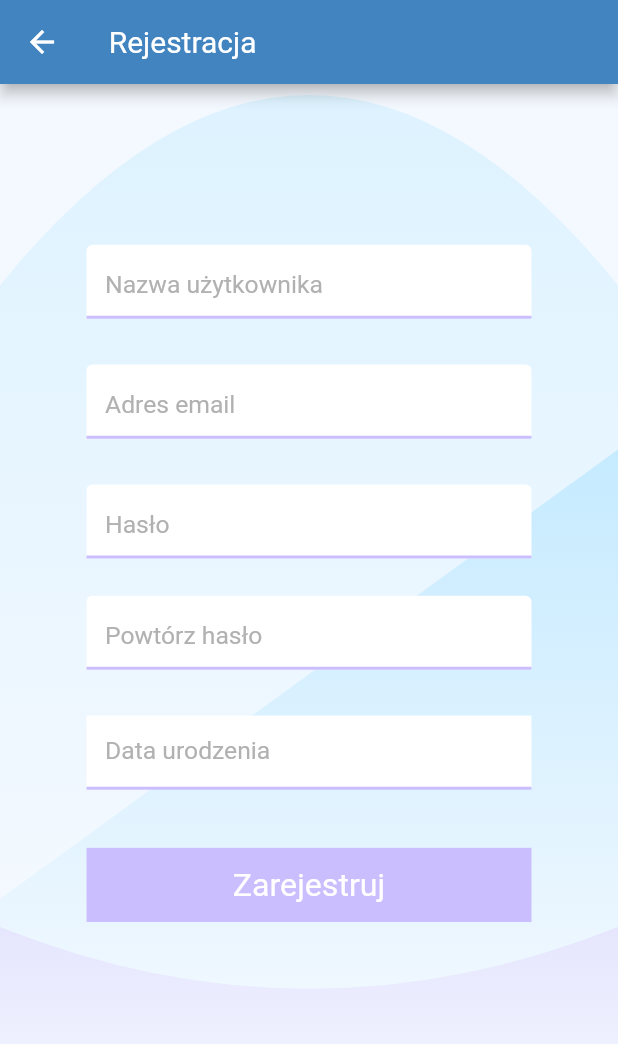
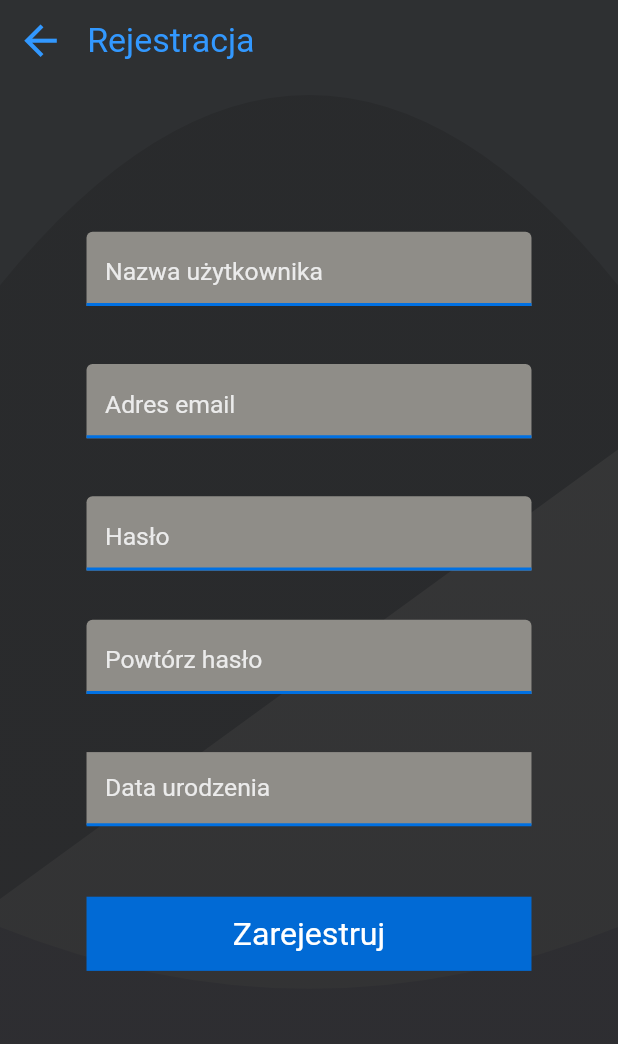
Before and after one commit to CookieDinner/Viroshop, a Flutter app: the RegistrationView screen opened directly, on a phone screen of 412 x 824 dp. Shown: the top 1044 px of the screen. Run offline on Flutter 3.47's test engine with Material 2 defaults, Android fonts, the phone set to English and light mode, and no system bars; our stand-ins replace flutter_spinkit, simple_animations; missing offline and left inert: draggable_scrollbar; statements that could not run were skipped.

Commit message:
Added prototype Stores view
- Added stores view
- Implemented the dark theme (for now the flag is sitting in the main.dart file)
- Fixed some scalling issues
- Small improvements to the routes
- Decreased the logo size

```diff
--- a/PPI_MOBILE/viroshop/lib/CustomWidgets/BackgroundAnimation.dart
+++ b/PPI_MOBILE/viroshop/lib/CustomWidgets/BackgroundAnimation.dart
@@ -3,17 +3,20 @@ import 'package:simple_animations/simple_animations.dart';
 import 'package:viroshop/Utilities/Constants.dart';
 import 'dart:math';
 
+import 'package:viroshop/Utilities/CustomTheme.dart';
+
 class BackgroundAnimation extends StatelessWidget {
   @override
   Widget build(BuildContext context) {
-    return Stack(
+    return Container(
+      child: Stack(
           children : <Widget>[
             AnimatedWave(
               width: MediaQuery.of(context).size.width,
               height: MediaQuery.of(context).size.height / 1.3,
               speed: 0.6,
               offset: pi,
-            color: Constants.backgroundWave3,
+              color: CustomTheme().backgroundWave3,
               a: 1,
               b: 1,
               c: 1,
@@ -23,7 +26,7 @@ class BackgroundAnimation extends StatelessWidget {
               height: MediaQuery.of(context).size.height / 2.2,
               speed: 0.5,
               offset: pi / 2,
-            color: Constants.backgroundWave2,
+              color: CustomTheme().backgroundWave2,
               a: 1,
               b: 1,
               c: 1,
@@ -32,12 +35,13 @@ class BackgroundAnimation extends StatelessWidget {
               width: MediaQuery.of(context).size.width,
               height: MediaQuery.of(context).size.height / 4,
               speed: 0.4,
-            color: Constants.backgroundWave1,
+              color: CustomTheme().backgroundWave1,
               a: 1,
               b: 1,
               c: 1,
             ),
           ]
+      ),
     );
   }
 }
@@ -99,11 +103,11 @@ class CurvePainter extends CustomPainter {
       end: Alignment.bottomCenter,
       colors: [
         waveColor,
-        Constants.weirdWhite,
+        CustomTheme().waveBottom,
       ],
     ).createShader(Rect.fromCircle(
-      center: Offset(0.0, 0.0),
-      radius: height / 1.5,
+      center: Offset(0, 1),
+      radius: 1000,
     ));
     final path = Path();
 
--- /dev/null
+++ b/PPI_MOBILE/viroshop/lib/CustomWidgets/CustomAppBar.dart
@@ -0,0 +1,46 @@
+import 'package:flutter/material.dart';
+import 'package:viroshop/Utilities/Constants.dart';
+import 'package:viroshop/Utilities/CustomTheme.dart';
+import 'package:viroshop/Utilities/Util.dart';
+
+class CustomAppBar extends StatelessWidget{
+  final String title;
+  final bool withBackButton;
+
+  CustomAppBar(this.title, {this.withBackButton = true});
+
+  @override
+  Widget build(BuildContext context) {
+    final mediaSize = Util.getDimensions(context);
+    final buttonSize = mediaSize.height * 27 / mediaSize.width;
+
+    return Container(
+      width: mediaSize.width,
+      child: Row(
+        children: [
+          withBackButton ? Container(
+            height: buttonSize,
+            width: buttonSize,
+            child: FlatButton(
+              padding: EdgeInsets.all(0),
+              onPressed: () => Navigator.pop(context),
+              child: Icon(
+                Icons.arrow_back_sharp,
+                size: buttonSize * 0.6,
+                color: CustomTheme().appBarTheme,)
+            ),
+          ) : Container(height: buttonSize,width: mediaSize.width * 0.04,),
+          withBackButton ? SizedBox(width: mediaSize.width * 0.01,) :
+            SizedBox(width: 0,),
+          Text(
+            title,
+            style: TextStyle(
+              fontSize: mediaSize.width * Constants.appBarFontSize,
+              color: CustomTheme().appBarTheme,
+            ),
+          )
+        ],
+      ),
+    );
+  }
+}
--- a/PPI_MOBILE/viroshop/lib/CustomWidgets/CustomTextFormField.dart
+++ b/PPI_MOBILE/viroshop/lib/CustomWidgets/CustomTextFormField.dart
@@ -1,5 +1,6 @@
 import 'package:flutter/material.dart';
 import 'package:viroshop/Utilities/Constants.dart';
+import 'package:viroshop/Utilities/CustomTheme.dart';
 
 class CustomTextFormField extends StatefulWidget {
   final TextEditingController controller;
@@ -35,11 +36,14 @@ class CustomTextFormFieldState extends State<CustomTextFormField>{
       child: TextFormField(
         controller: widget.controller,
         textInputAction: widget.textInputAction,
-        cursorColor: Constants.accentPlus,
+        cursorColor: CustomTheme().accentPlus,
         obscureText: widget.shouldObfuscate,
         decoration: InputDecoration(
+          border: OutlineInputBorder(
+            borderRadius: BorderRadius.all(Radius.circular(0.0))
+          ),
           filled: true,
-          fillColor: Colors.white,
+          fillColor: CustomTheme().textBackground,
           contentPadding: EdgeInsets.fromLTRB(
               mediaSize.width * 0.03,
               0,
@@ -49,29 +53,29 @@ class CustomTextFormFieldState extends State<CustomTextFormField>{
           alignLabelWithHint: true,
           labelText: widget.label, hintText: widget.label,
           hintStyle: TextStyle(
-            color: Constants.labelText,
+            color: CustomTheme().labelText,
             fontSize: mediaSize.width * Constants.labelFontSize,
           ),
           labelStyle: TextStyle(
-            color: Constants.labelText,
+            color: CustomTheme().labelText,
             fontSize: mediaSize.width * Constants.labelFontSize,
             fontWeight: FontWeight.w400
           ),
           enabledBorder: UnderlineInputBorder(
               borderSide: BorderSide(
-                color: Constants.accent,
+                color: CustomTheme().accent,
                 width: 2,
               )
           ),
           focusedBorder: UnderlineInputBorder(
               borderSide: BorderSide(
-                color: Constants.accentPlus,
+                color: CustomTheme().accentPlus,
                 width: 2,
               )
           )
         ),
         style: TextStyle(
-            color: Constants.standardText,
+            color: CustomTheme().standardText,
             fontSize: mediaSize.height * 0.022,
             fontWeight: FontWeight.w400,
         ),
--- a/PPI_MOBILE/viroshop/lib/CustomWidgets/SpinnerButton.dart
+++ b/PPI_MOBILE/viroshop/lib/CustomWidgets/SpinnerButton.dart
@@ -1,6 +1,7 @@
 import 'package:flutter/material.dart';
 import 'package:flutter_spinkit/flutter_spinkit.dart';
 import 'package:viroshop/Utilities/Constants.dart';
+import 'package:viroshop/Utilities/CustomTheme.dart';
 
   class Button extends StatelessWidget{
     final String label;
@@ -13,7 +14,7 @@ import 'package:viroshop/Utilities/Constants.dart';
       return Container(
         width: double.infinity,
         height: mediaSize.height * 0.06,
-        color: Constants.accent,
+        color: CustomTheme().buttonColor,
         child: FlatButton(
           onPressed: () => fun(),
           child: Text(label,style: TextStyle(fontSize: mediaSize.height * 0.026, color: Colors.white, fontWeight: FontWeight.w400),),
@@ -34,7 +35,7 @@ import 'package:viroshop/Utilities/Constants.dart';
       return Container(
         height: MediaQuery.of(context).size.height * 0.06,
         child: SpinKitFadingCube(
-          color: Constants.accent,
+          color: CustomTheme().buttonColor,
           size: MediaQuery.of(context).size.width * 0.09,
           controller: AnimationController(
             vsync: provider, duration: const Duration(milliseconds: 1500)
--- a/PPI_MOBILE/viroshop/lib/Utilities/Constants.dart
+++ b/PPI_MOBILE/viroshop/lib/Utilities/Constants.dart
@@ -8,17 +8,38 @@ class Constants{
   static const Color backgroundWave1 = Color.fromRGBO(215, 210, 252, 1);
   static const Color backgroundWave2 = Color.fromRGBO(186, 231, 255, 1);
   static const Color backgroundWave3 = Color.fromRGBO(209, 239, 255, 1);
-  static const Color weirdWhite = Color.fromRGBO(244, 249, 255, 1);
-  static const Color appBarTheme = Color.fromRGBO(66, 132, 192, 1);
-  static const Color accent = Color.fromRGBO(203, 190, 255, 1);
-  static const Color accentPlus = Color.fromRGBO(172, 151, 252, 1);
+  static const Color waveBottom = Color.fromRGBO(244, 249, 255, 1);
+  static const Color appBarTheme = Color.fromRGBO(1, 106, 213, 1);
+  static const Color accent = Color.fromRGBO(63, 147, 232, 1);
+  static const Color accentPlus = Color.fromRGBO(0, 106, 213, 1);
   static const Color standardText = Colors.black;
-  static const Color accentText = Color.fromRGBO(255, 132, 93, 1);
+  static const Color accentText = Color.fromRGBO(0, 112, 226, 0.75);
   static const Color labelText = Color.fromRGBO(177, 177, 177, 1);
+  static const Color textBackground = Colors.white;
+  static const Color popupBackground = Color.fromRGBO(244, 249, 255, 1);
+  static const Color buttonColor = Color.fromRGBO(1, 106, 213, 1);
+  static const Color cardColor = Color.fromRGBO(0, 112, 226, 0.15);
+
+  static const Color darkBackground = Color.fromRGBO(46, 48, 50, 1);
+  static const Color darkBackgroundWave1 = Color.fromRGBO(45, 45, 51, 0.7);
+  static const Color darkBackgroundWave2 = Color.fromRGBO(59, 60, 60, 1);
+  static const Color darkBackgroundWave3 = Color.fromRGBO(31, 33, 34, 0.2);
+  static const Color darkWaveBottom = Color.fromRGBO(45, 45, 47, 1);
+  static const Color darkAppBarTheme = Color.fromRGBO(50, 152, 255, 1);
+  static const Color darkAccent = Color.fromRGBO(0, 112, 226, 1);
+  static const Color darkAccentPlus = Color.fromRGBO(0, 160, 255, 1);
+  static const Color darkStandardText = Colors.white;
+  static const Color darkAccentText = Color.fromRGBO(31, 142, 255, 1);
+  static const Color darkLabelText = Color.fromRGBO(235, 235, 235, 1);
+  static const Color darkTextBackground = Color.fromRGBO(143, 141, 136, 1);
+  static const Color darkPopupBackground = Color.fromRGBO(155, 155, 155, 1);
+  static const Color darkButtonColor = Color.fromRGBO(1, 106, 213, 1);
+  static const Color darkCardColor = Color.fromRGBO(50, 152, 255, 0.18);
 
   static const double labelFontSize = 0.04;
   static const double accentFontSize = 0.037;
   static const double alertLabelFontSize = 0.03;
+  static const double appBarFontSize = 0.055;
 
   static int timeOutTime = 7;
 
--- /dev/null
+++ b/PPI_MOBILE/viroshop/lib/Utilities/CustomTheme.dart
@@ -0,0 +1,48 @@
+import 'package:flutter/material.dart';
+import 'package:viroshop/Utilities/Constants.dart';
+
+class CustomTheme{
+  static final CustomTheme data = CustomTheme._internal();
+  factory CustomTheme(){
+    return data;
+  }
+  CustomTheme._internal();
+
+  bool isDark = false;
+
+  Color background;
+  Color backgroundWave1;
+  Color backgroundWave2;
+  Color backgroundWave3;
+  Color waveBottom;
+  Color appBarTheme;
+  Color accent;
+  Color accentPlus;
+  Color standardText;
+  Color accentText;
+  Color labelText;
+  Color textBackground;
+  Color popupBackground;
+  Color buttonColor;
+  Color cardColor;
+
+  void setTheme(bool theme){
+    this.isDark = !theme;
+    this.background = theme ? Constants.background : Constants.darkBackground;
+    this.backgroundWave1 = theme ? Constants.backgroundWave1 : Constants.darkBackgroundWave1;
+    this.backgroundWave2 = theme ? Constants.backgroundWave2 : Constants.darkBackgroundWave2;
+    this.backgroundWave3 = theme ? Constants.backgroundWave3 : Constants.darkBackgroundWave3;
+    this.waveBottom = theme ? Constants.waveBottom : Constants.darkWaveBottom;
+    this.appBarTheme = theme ? Constants.appBarTheme : Constants.darkAppBarTheme;
+    this.accent = theme ? Constants.accent : Constants.darkAccent;
+    this.accentPlus = theme ? Constants.accentPlus : Constants.darkAccentPlus;
+    this.standardText = theme ? Constants.standardText : Constants.darkStandardText;
+    this.accentText = theme ? Constants.accentText : Constants.darkAccentText;
+    this.labelText = theme ? Constants.labelText : Constants.darkLabelText;
+    this.textBackground = theme ? Constants.textBackground : Constants.darkTextBackground;
+    this.popupBackground = theme ? Constants.popupBackground : Constants.darkPopupBackground;
+    this.buttonColor = theme ? Constants.buttonColor : Constants.darkButtonColor;
+    this.cardColor = theme ? Constants.cardColor : Constants.darkCardColor;
+  }
+
+}
--- a/PPI_MOBILE/viroshop/lib/Utilities/Data.dart
+++ b/PPI_MOBILE/viroshop/lib/Utilities/Data.dart
@@ -11,5 +11,4 @@ class Data{
   //Za pomocą loginKey będą autoryzowane wszystkie późniejsze requesty
   String loginKey = "";
 
-
 }
--- /dev/null
+++ b/PPI_MOBILE/viroshop/lib/Utilities/Util.dart
@@ -0,0 +1,14 @@
+import 'package:flutter/material.dart';
+
+class Util{
+  Util();
+  static Size getDimensions(BuildContext context){
+    return Size(
+        MediaQuery.of(context).size.width -
+            MediaQuery.of(context).padding.left -
+            MediaQuery.of(context).padding.right,
+        MediaQuery.of(context).size.height -
+            MediaQuery.of(context).padding.top -
+            MediaQuery.of(context).padding.bottom);
+  }
+}
--- a/PPI_MOBILE/viroshop/lib/Views/RegistrationView.dart
+++ b/PPI_MOBILE/viroshop/lib/Views/RegistrationView.dart
@@ -3,10 +3,13 @@ import 'package:flutter/material.dart';
 import 'package:intl/intl.dart';
 import 'package:viroshop/CustomWidgets/BackgroundAnimation.dart';
 import 'package:viroshop/CustomWidgets/CustomAlerts.dart';
+import 'package:viroshop/CustomWidgets/CustomAppBar.dart';
 import 'package:viroshop/CustomWidgets/CustomTextFormField.dart';
 import 'package:viroshop/Utilities/Constants.dart';
+import 'package:viroshop/Utilities/CustomTheme.dart';
 import 'package:viroshop/Utilities/Requests.dart';
 import 'package:viroshop/CustomWidgets/SpinnerButton.dart';
+import 'package:viroshop/Utilities/Util.dart';
 
 class RegistrationView extends StatefulWidget {
   @override
@@ -187,27 +190,22 @@ class _RegistrationViewState extends State<RegistrationView> with TickerProvider
 
   @override
   Widget build(BuildContext context) {
-    var mediaSize = MediaQuery.of(context).size;
+    final mediaSize = Util.getDimensions(context);
     return SafeArea(
         child: Scaffold(
-            appBar: AppBar(
-              title: const Text("Rejestracja", style: TextStyle(fontWeight: FontWeight.w400),),
-              titleSpacing: mediaSize.width * 0.04,
-              backgroundColor: Constants.appBarTheme,
-            ),
-            backgroundColor: Constants.background,
-            body: Stack(
-              children: [
-                BackgroundAnimation(),
-                Container(
-                  height: mediaSize.height,
-                  width: mediaSize.width,
-                  child: SingleChildScrollView(
-                    physics: AlwaysScrollableScrollPhysics(),
-                    child: Column(
+            backgroundColor: CustomTheme().background,
+            body: SingleChildScrollView(
+              physics: AlwaysScrollableScrollPhysics(),
+              child: Container(
+                width: mediaSize.width,
+                height: mediaSize.height,
+                child: Stack(
+                  children: [
+                    BackgroundAnimation(),
+                    Column(
                       crossAxisAlignment: CrossAxisAlignment.center,
+                      mainAxisAlignment: MainAxisAlignment.center,
                       children: <Widget>[
-                        SizedBox(height: mediaSize.height * 0.13,),
                         Padding(
                           padding: EdgeInsets.symmetric(
                             horizontal: mediaSize.width * 0.14,
@@ -239,7 +237,7 @@ class _RegistrationViewState extends State<RegistrationView> with TickerProvider
                                     ],
                                   ),
                                 ),
-                                SizedBox(height: mediaSize.height * 0.01,),
+                                SizedBox(height: mediaSize.height * 0.02,),
                                 //Email
                                 CustomTextFormField(
                                     emailController,
@@ -262,7 +260,7 @@ class _RegistrationViewState extends State<RegistrationView> with TickerProvider
                                     ],
                                   ),
                                 ),
-                                SizedBox(height: mediaSize.height * 0.01,),
+                                SizedBox(height: mediaSize.height * 0.02,),
                                 //Password
                                 CustomTextFormField(
                                   passwordController,
@@ -272,7 +270,7 @@ class _RegistrationViewState extends State<RegistrationView> with TickerProvider
                                   passwordFocusNode,
                                   shouldObfuscate: true,
                                 ),
-                                SizedBox(height: mediaSize.height * 0.03,),
+                                SizedBox(height: mediaSize.height * 0.04,),
                                 //Repeat Password
                                 CustomTextFormField(
                                   repeatPasswordController,
@@ -296,13 +294,16 @@ class _RegistrationViewState extends State<RegistrationView> with TickerProvider
                                     ],
                                   ),
                                 ),
-                                SizedBox(height: mediaSize.height * 0.01,),
+                                SizedBox(height: mediaSize.height * 0.02,),
                                 Theme(
                                   data: ThemeData(
-                                    primaryColor: Constants.accentPlus,
-                                    colorScheme: ColorScheme.light(
-                                      primary: Constants.appBarTheme
-                                    ),
+                                    primaryColor: CustomTheme().accentPlus,
+                                    colorScheme: CustomTheme().isDark ? ColorScheme.dark(
+                                      primary: CustomTheme().appBarTheme,
+                                      surface: CustomTheme().accent
+                                    ) : ColorScheme.light(
+                                        primary: CustomTheme().appBarTheme,
+                                    )
                                   ),
                                   child: Builder(
                                     builder: (context) =>
@@ -321,11 +322,11 @@ class _RegistrationViewState extends State<RegistrationView> with TickerProvider
                                               children: [
                                                 Text(dateString,
                                                   style: dateString == "Data urodzenia" ? TextStyle(
-                                                      color: Constants.labelText,
+                                                      color: CustomTheme().labelText,
                                                       fontSize: mediaSize.width * Constants.labelFontSize,
                                                       fontWeight: FontWeight.w400
                                                   ) : TextStyle(
-                                                      color: Constants.standardText,
+                                                      color: CustomTheme().standardText,
                                                       fontSize: mediaSize.height * 0.022,
                                                       fontWeight: FontWeight.w400
                                                   ),
@@ -334,10 +335,10 @@ class _RegistrationViewState extends State<RegistrationView> with TickerProvider
                                             ),
                                           ),
                                           decoration: BoxDecoration(
-                                            color: Colors.white,
+                                            color: CustomTheme().textBackground,
                                             border: Border(
                                                 bottom: BorderSide(
-                                                  color: Constants.accent,
+                                                  color: CustomTheme().accent,
                                                   width: 2,
                                                 )
                                             )
@@ -362,7 +363,7 @@ class _RegistrationViewState extends State<RegistrationView> with TickerProvider
                                     ],
                                   ),
                                 ),
-                                SizedBox(height: mediaSize.height * 0.02,),
+                                SizedBox(height: mediaSize.height * 0.03,),
                                 //Button
                                 registerButton ? Spinner(mediaSize.height, this, sendRequest) : Button("Zarejestruj", updateButton),
                                 SizedBox(height: mediaSize.height * 0.01,),
@@ -385,9 +386,10 @@ class _RegistrationViewState extends State<RegistrationView> with TickerProvider
                         ),
                       ],
                     ),
-                  ),
+                    CustomAppBar("Rejestracja")
+                  ],
                 ),
-              ],
+              ),
             )
         )
     );
--- a/PPI_MOBILE/viroshop/lib/main.dart
+++ b/PPI_MOBILE/viroshop/lib/main.dart
@@ -3,6 +3,7 @@ import 'package:flutter/services.dart';
 import 'package:flutter_localizations/flutter_localizations.dart';
 import 'package:path_provider/path_provider.dart';
 import 'package:path/path.dart' as path;
+import 'package:viroshop/Utilities/CustomTheme.dart';
 import 'package:viroshop/Utilities/Data.dart';
 import 'package:viroshop/Views/LoginView.dart';
 
@@ -13,6 +14,7 @@ void main() async{
   final tempDbPath = await getApplicationDocumentsDirectory();
   Data().dbPath = path.join(dbPath.path, 'local_db.sqlite');
   Data().tempDbPath = tempDbPath.path;
+  CustomTheme().setTheme(false);
   runApp(App());
 }
 
@@ -25,6 +27,7 @@ class App extends StatelessWidget{
     ));
 
     return MaterialApp(
+      theme: ThemeData(highlightColor: Colors.blueAccent),
       localizationsDelegates: [
         GlobalMaterialLocalizations.delegate
       ],
```
Also changed, not shown: PPI_MOBILE/viroshop/lib/CustomWidgets/CustomAlerts.dart (+19 -9 lines), PPI_MOBILE/viroshop/lib/CustomWidgets/StoreTemplate.dart (added, +44 -0 lines), PPI_MOBILE/viroshop/lib/Views/ForgotPasswordView.dart (+14 -8 lines), PPI_MOBILE/viroshop/lib/Views/LoginView.dart (+27 -31 lines), PPI_MOBILE/viroshop/lib/Views/MainMenuView.dart (added, +64 -0 lines), PPI_MOBILE/viroshop/lib/Views/SyncView.dart (+38 -10 lines), PPI_MOBILE/viroshop/lib/World/Store.dart (added, +8 -0 lines), PPI_MOBILE/viroshop/assets/images/logo.png (deleted), PPI_MOBILE/viroshop/assets/images/viroshop_logo.png (added), PPI_MOBILE/viroshop/pubspec.lock, 2 other files. Lines whose indentation alone changed are shown as unchanged.
